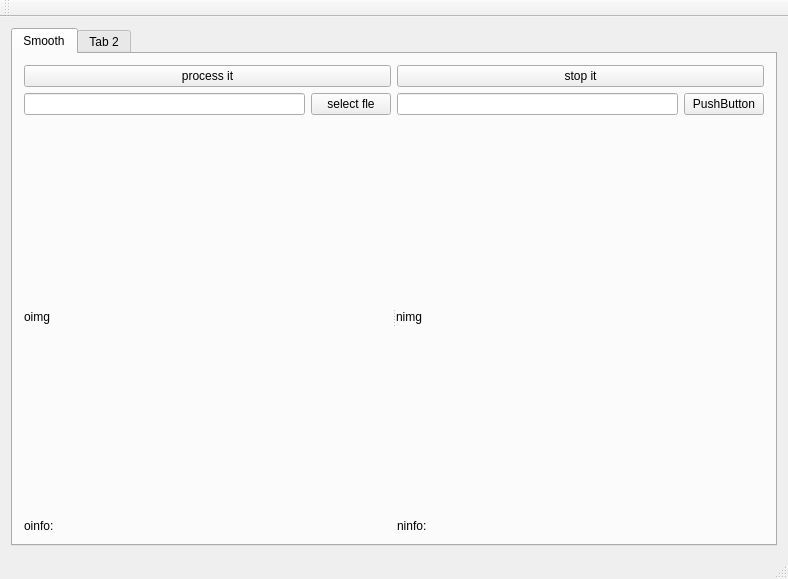
This is mainwindow.ui in kitech/nullimp as Qt 5 draws it before an edit. The edited form follows.
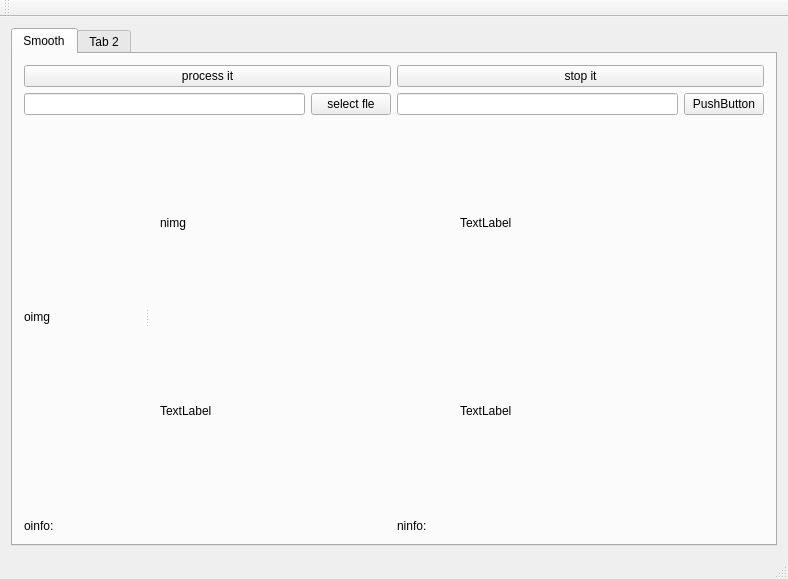
This is the edited form.

Diff of the .ui file:
```diff
--- a/mainwindow.ui
+++ b/mainwindow.ui
@@ -14,7 +14,7 @@
    <string>MainWindow</string>
   </property>
   <widget class="QWidget" name="centralWidget">
-   <layout class="QHBoxLayout" name="horizontalLayout">
+   <layout class="QVBoxLayout" name="verticalLayout_2">
     <item>
      <widget class="QTabWidget" name="tabWidget">
       <property name="tabPosition">
@@ -92,9 +92,12 @@
             <string>oimg</string>
            </property>
           </widget>
+          <widget class="QWidget" name="layoutWidget">
+           <layout class="QGridLayout" name="gridLayout">
+            <item row="0" column="0">
           <widget class="QLabel" name="label_2">
            <property name="sizePolicy">
-            <sizepolicy hsizetype="Preferred" vsizetype="Expanding">
+               <sizepolicy hsizetype="Preferred" vsizetype="Preferred">
              <horstretch>0</horstretch>
              <verstretch>0</verstretch>
             </sizepolicy>
@@ -102,6 +105,30 @@
            <property name="text">
             <string>nimg</string>
            </property>
+             </widget>
+            </item>
+            <item row="0" column="1">
+             <widget class="QLabel" name="label_5">
+              <property name="text">
+               <string>TextLabel</string>
+              </property>
+             </widget>
+            </item>
+            <item row="1" column="0">
+             <widget class="QLabel" name="label_7">
+              <property name="text">
+               <string>TextLabel</string>
+              </property>
+             </widget>
+            </item>
+            <item row="1" column="1">
+             <widget class="QLabel" name="label_6">
+              <property name="text">
+               <string>TextLabel</string>
+              </property>
+             </widget>
+            </item>
+           </layout>
           </widget>
          </widget>
         </item>
```
Lines whose indentation alone changed are shown as unchanged.
